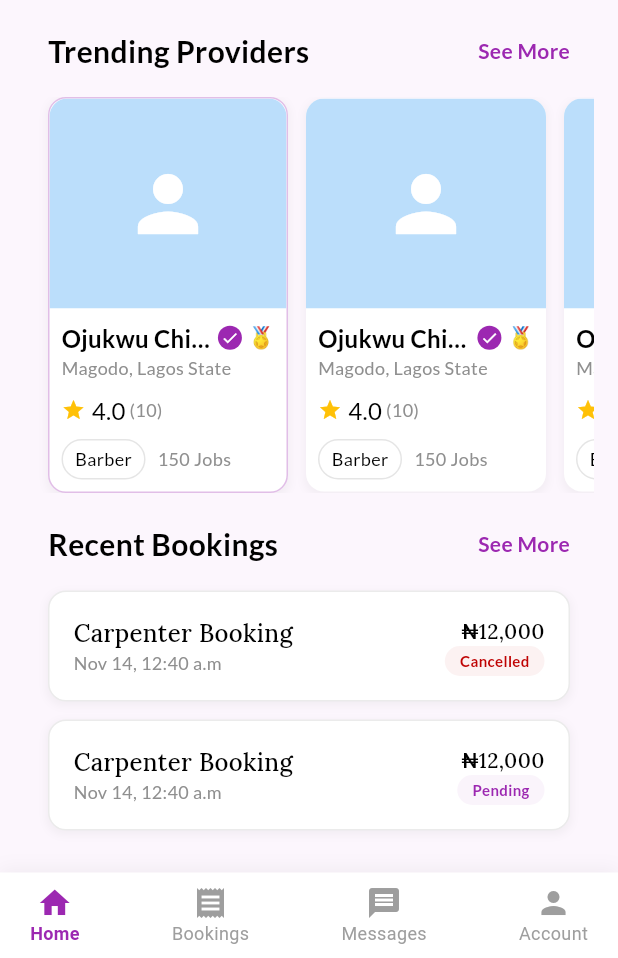
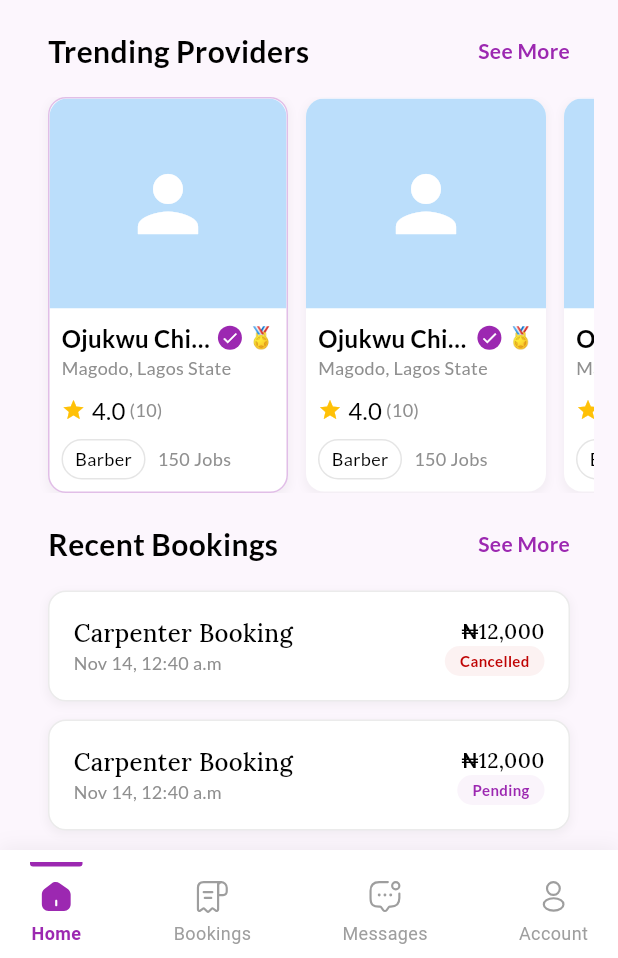
Before and after one commit to Jossyboydgenius/Mobile-test, a Flutter app: the screen it shows after launch, scrolled down 50 dp, on a phone screen of 412 x 824 dp, the part 278-1236 px from its top. Run offline on Flutter 3.47's test engine with Material 3 defaults, Android fonts, the phone set to English and light mode, and no system bars; our stand-ins replace flutter_svg, google_fonts.

Commit message:
Refactor CustomBottomNavBar to use SVG icons for improved scalability and update navigation items

```diff
--- a/service_app/lib/widgets/bottom_nav_bar.dart
+++ b/service_app/lib/widgets/bottom_nav_bar.dart
@@ -1,5 +1,7 @@
 import 'package:flutter/material.dart';
+import 'package:flutter_svg/flutter_svg.dart';
 import '../utils/app_colors.dart';
+import '../utils/app_icons.dart';
 
 class CustomBottomNavBar extends StatelessWidget {
   final int currentIndex;
@@ -25,10 +27,13 @@ class CustomBottomNavBar extends StatelessWidget {
           child: Row(
             mainAxisAlignment: MainAxisAlignment.spaceBetween,
             children: [
-              _buildNavItem(0, Icons.home, 'Home', currentIndex == 0),
-              _buildNavItem(1, Icons.receipt, 'Bookings', currentIndex == 1),
-              _buildNavItem(2, Icons.message, 'Messages', currentIndex == 2),
-              _buildNavItem(3, Icons.person, 'Account', currentIndex == 3),
+              _buildNavItem(0, AppIcons.homeIcon, 'Home', currentIndex == 0),
+              _buildNavItem(
+                  1, AppIcons.bookingsIcon, 'Bookings', currentIndex == 1),
+              _buildNavItem(
+                  2, AppIcons.messageIcon, 'Messages', currentIndex == 2),
+              _buildNavItem(
+                  3, AppIcons.profileIcon, 'Account', currentIndex == 3),
             ],
           ),
         ),
@@ -36,15 +41,34 @@ class CustomBottomNavBar extends StatelessWidget {
     );
   }
 
-  Widget _buildNavItem(int index, IconData icon, String label, bool isActive) {
+  Widget _buildNavItem(
+      int index, String iconPath, String label, bool isActive) {
     return Column(
       mainAxisSize: MainAxisSize.min,
       children: [
-        Icon(
-          icon,
-          color: isActive ? AppColors.primaryColor : Colors.grey,
-          size: 24,
+        if (isActive)
+          Container(
+            height: 3,
+            width: 35,
+            decoration: const BoxDecoration(
+              color: AppColors.primaryColor,
+              borderRadius: BorderRadius.vertical(bottom: Radius.circular(2)),
+            ),
+            margin: const EdgeInsets.only(bottom: 8),
+          ),
+        if (!isActive)
+          const SizedBox(
+              height: 11), // Compensate for the indicator height and margin
+        SvgPicture.asset(
+          iconPath,
+          colorFilter: ColorFilter.mode(
+            isActive ? AppColors.primaryColor : Colors.grey,
+            BlendMode.srcIn,
+          ),
+          width: 24,
+          height: 24,
         ),
+        const SizedBox(height: 4),
         Text(
           label,
           style: TextStyle(
```
